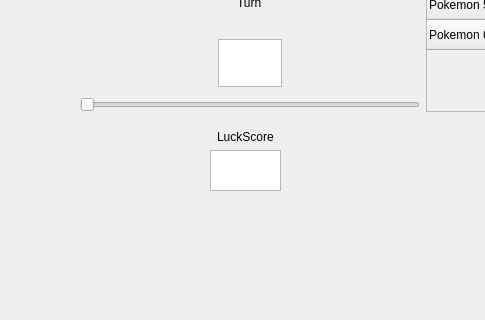
This is mainwindow.ui in czajkub/ShowRep as Qt 5 draws it before an edit; both pictures show x 0 to 485 and y 230 to 550 of the 1280 by 720 pixel window. The edited form follows.
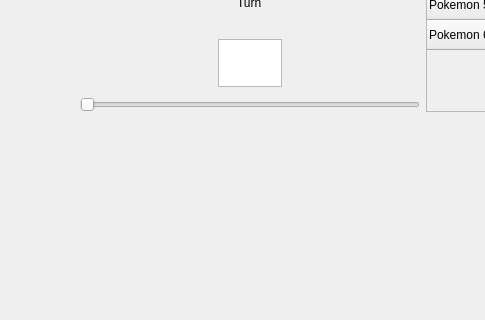
This is the edited form.

Commit message: displaying luck score on a chart, secondary effects somewhat managed

```diff
--- a/mainwindow.ui
+++ b/mainwindow.ui
@@ -195,27 +195,25 @@
      </item>
     </layout>
    </widget>
-   <widget class="QWidget" name="">
+   <widget class="QWidget" name="luckGraph" native="true">
     <property name="geometry">
      <rect>
-      <x>210</x>
-      <y>360</y>
-      <width>71</width>
-      <height>61</height>
+      <x>80</x>
+      <y>340</y>
+      <width>691</width>
+      <height>261</height>
      </rect>
     </property>
-    <layout class="QVBoxLayout" name="verticalLayout_4">
-     <item alignment="Qt::AlignmentFlag::AlignHCenter">
-      <widget class="QLabel" name="luckScoreLabel">
-       <property name="text">
-        <string>LuckScore</string>
-       </property>
-      </widget>
-     </item>
-     <item>
-      <widget class="QTextEdit" name="luckScoreText"/>
-     </item>
-    </layout>
+   </widget>
+   <widget class="QWidget" name="luckLog" native="true">
+    <property name="geometry">
+     <rect>
+      <x>769</x>
+      <y>339</y>
+      <width>341</width>
+      <height>261</height>
+     </rect>
+    </property>
    </widget>
   </widget>
   <widget class="QMenuBar" name="menubar">
```
The commit also changes 7 other files.
